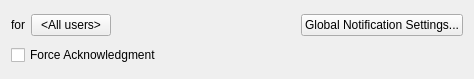
Above: client/nx_client_desktop/src/ui/widgets/business/popup_business_action_widget.ui from networkoptix/nx_open before the change. Below: the same form after it.
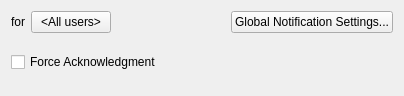
That is the form after the change.

Commit message:
VMS-6685: Tooltip with "Force Acknowledgement" action explanation
<==== Mercurial data ====>
Branch: vms_3.1_gui

What changed in the file:
```diff
--- a/client/nx_client_desktop/src/ui/widgets/business/popup_business_action_widget.ui
+++ b/client/nx_client_desktop/src/ui/widgets/business/popup_business_action_widget.ui
@@ -6,8 +6,8 @@
    <rect>
     <x>0</x>
     <y>0</y>
-    <width>474</width>
-    <height>79</height>
+    <width>404</width>
+    <height>96</height>
    </rect>
   </property>
   <property name="windowTitle">
@@ -53,11 +53,22 @@
     </layout>
    </item>
    <item>
+    <layout class="QHBoxLayout" name="horizontalLayout_2" stretch="0,1">
+     <item>
     <widget class="QCheckBox" name="forceAcknoledgementCheckBox">
      <property name="text">
       <string>Force Acknowledgment</string>
      </property>
     </widget>
+     </item>
+     <item>
+      <widget class="QLabel" name="hintLabel">
+       <property name="text">
+        <string/>
+       </property>
+      </widget>
+     </item>
+    </layout>
    </item>
   </layout>
  </widget>
```
Lines whose indentation alone changed are shown as unchanged. The commit also changes 6 other files.
